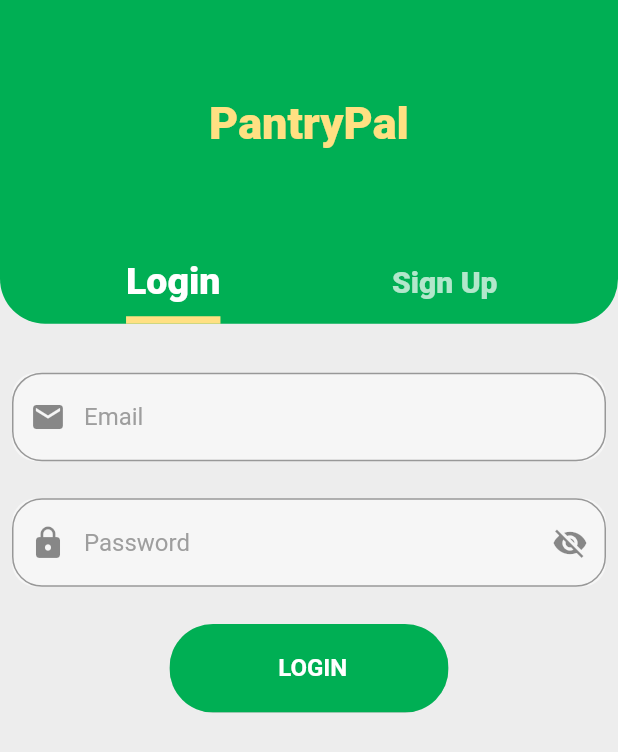
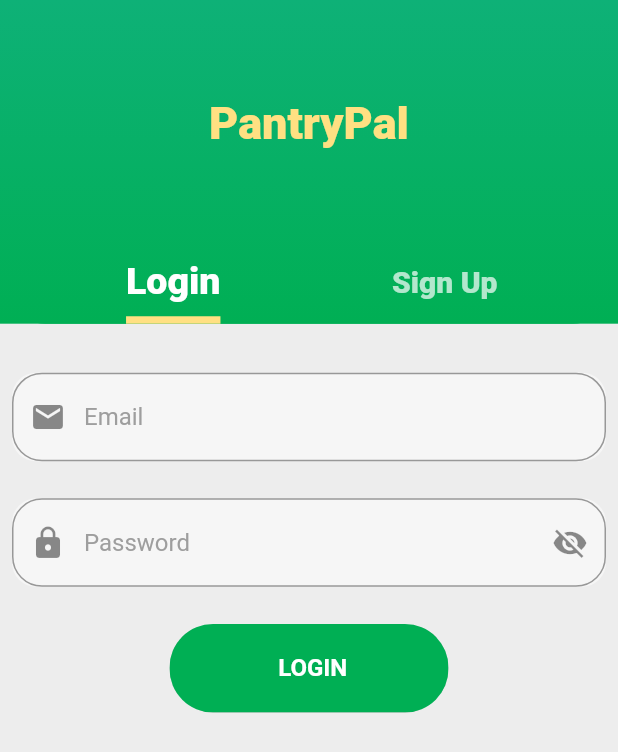
Before and after one commit to Yahya-khodr/pantry, a Flutter app: the screen it shows after launch, on a phone screen of 412 x 824 dp. Shown: the top 752 px of the screen. Run offline on Flutter 3.47's test engine with Material 2 defaults, Android fonts, the phone set to English and light mode, and no system bars; our stand-ins replace avatar_glow, datetime_picker_formfield, flutter_local_notifications, flutter_native_timezone, flutter_svg, font_awesome_flutter and 7 more; missing offline and left inert: flutter_barcode_scanner; accounts and stored records are empty.

Commit message:
Fixed register navigation with appbar color

```diff
--- a/frontend/lib/views/screens/auth_screens/auth_screen.dart
+++ b/frontend/lib/views/screens/auth_screens/auth_screen.dart
@@ -1,5 +1,4 @@
 import 'dart:developer';
-
 import 'package:flutter/material.dart';
 import 'package:frontend/resources/constants.dart';
 import 'package:frontend/resources/palette.dart';
@@ -38,6 +37,15 @@ class _AuthenticationState extends State<Authentication>
       appBar: AppBar(
         backgroundColor: Palette.appBarColor,
         toolbarHeight: MediaQuery.of(context).size.height / 5,
+        flexibleSpace: Container(
+          decoration: const BoxDecoration(
+            gradient: LinearGradient(
+              colors: [Palette.appBarColor, Palette.appBarColorLinear],
+              end: Alignment.topCenter,
+              begin: Alignment.bottomCenter,
+            ),
+          ),
+        ),
         centerTitle: true,
         elevation: 0,
         title: Text(
--- a/frontend/lib/views/screens/auth_screens/register_screen.dart
+++ b/frontend/lib/views/screens/auth_screens/register_screen.dart
@@ -3,8 +3,7 @@ import 'package:frontend/models/http_response.dart';
 import 'package:frontend/services/user_service.dart';
 import 'package:frontend/utils/utilities.dart';
 import 'package:frontend/utils/validators.dart';
-import 'package:frontend/views/screens/auth_screens/login_screen.dart';
-import 'package:frontend/views/screens/main_screens/main_screen.dart';
+import 'package:frontend/views/screens/auth_screens/auth_screen.dart';
 import 'package:frontend/views/widgets/rounded_button_widget.dart';
 import 'package:frontend/views/widgets/text_field_widget.dart';
 
@@ -44,7 +43,7 @@ class RegisterScreenState extends State<RegisterScreen> {
             });
             Navigator.of(context).pushReplacement(
               MaterialPageRoute(
-                builder: (context) => const LoginScreen(),
+                builder: (context) => const Authentication(),
               ),
             );
           } else {
```
